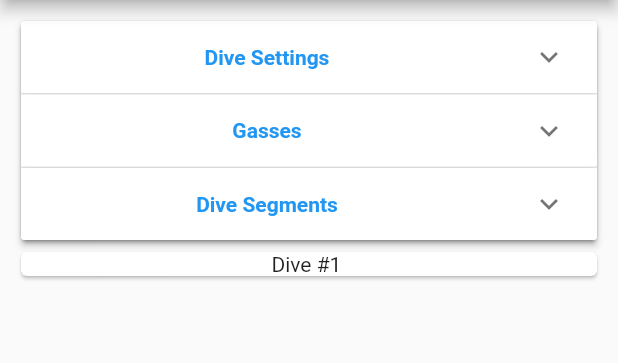
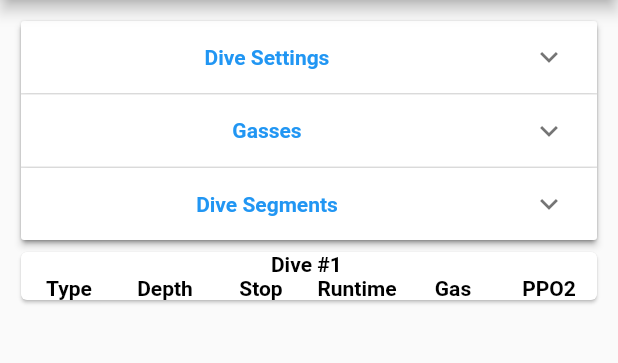
Before and after one commit to sstanfield/nemo, a Flutter app: the screen it shows after launch, on a phone screen of 412 x 824 dp, the part 84-447 px from its top. Run offline on Flutter 3.47's test engine with Material 2 defaults, Android fonts, the phone set to English and light mode, and no system bars.

Commit message:
Added headers to dive plan.

```diff
--- a/lib/screens/dive_plan.dart
+++ b/lib/screens/dive_plan.dart
@@ -3,6 +3,9 @@ import '../deco/plan.dart';
 
 class DivePlan extends StatelessWidget {
   final Plan _plan;
+  static final headerStyle = const TextStyle(fontWeight: FontWeight.bold, color: Colors.black,);
+  static final diveNameStyle = const TextStyle(fontWeight: FontWeight.bold, color: Colors.black,);
+  static final highPPO2Style = new TextStyle(fontWeight: FontWeight.bold, color: Colors.red);
 
   DivePlan(this._plan);
 
@@ -22,7 +25,7 @@ class DivePlan extends StatelessWidget {
       diveNum++;
       runtime = 0;
       rows.add(new Row(children: [
-        new Column(children: col1),
+        new Expanded(child: new Column(children: col1)),
         new Expanded(child: new Column(children: col2)),
         new Expanded(child: new Column(children: col3)),
         new Expanded(child: new Column(children: col4)),
@@ -35,27 +38,38 @@ class DivePlan extends StatelessWidget {
       col4 = new List<Widget>();
       col5 = new List<Widget>();
       col6 = new List<Widget>();
-      rows.add(new Text("Dive #$diveNum ${dive.surfaceInterval>0?" Surface Interval ${dive.surfaceInterval} minutes":""}"));
+      col1.add(new Text("Type", style: headerStyle));
+      col2.add(new Text("Depth", style: headerStyle));
+      col3.add(new Text("Stop", style: headerStyle));
+      col4.add(new Text("Runtime", style: headerStyle));
+      col5.add(new Text("Gas", style: headerStyle));
+      col6.add(new Text("PPO2", style: headerStyle));
+      if (diveNum > 1) rows.add(new Divider(height: 24.0,));
+      rows.add(new Text(
+          "Dive #$diveNum ${dive.surfaceInterval>0?" Surface Interval ${dive.surfaceInterval} minutes":""}",
+          style: diveNameStyle
+      ));
       for (final e in dive.segments) {
         if (e.type == SegmentType.DOWN) col1.add(new Text("DESC"));
         if (e.type == SegmentType.UP) col1.add(new Text("ASC"));
-        if (e.type == SegmentType.LEVEL) col1.add(new Text("---"));
-        col2.add(new Text("${dive.mbarToDepth(e.depth)}"));
+        if (e.type == SegmentType.LEVEL) {
+          if (e.isCalculated) col1.add(new Text("DECO"));
+          else col1.add(new Text("BTM"));
+        }
+        col2.add(new Text("${dive.mbarToDepth(e.depth)}${dive.metric?"M":"ft"}"));
         col3.add(new Text("${e.time}"));
         runtime += e.time;
         col4.add(new Text("$runtime"));
         col5.add(new Text("${e.gas}"));
         double ppo2 = e.gas.fO2 * ((e.depth / 1000));
         if (ppo2 > e.gas.ppo2)
-          col6.add(new Text("${ppo2.toStringAsFixed(2)}",
-              style: new TextStyle(
-                  fontWeight: FontWeight.bold, color: Colors.red)));
+          col6.add(new Text("${ppo2.toStringAsFixed(2)}", style: highPPO2Style));
         else
           col6.add(new Text("${ppo2.toStringAsFixed(2)}"));
       }
     }
     rows.add(new Row(children: [
-      new Column(children: col1),
+      new Expanded(child: new Column(children: col1)),
       new Expanded(child: new Column(children: col2)),
       new Expanded(child: new Column(children: col3)),
       new Expanded(child: new Column(children: col4)),
```
